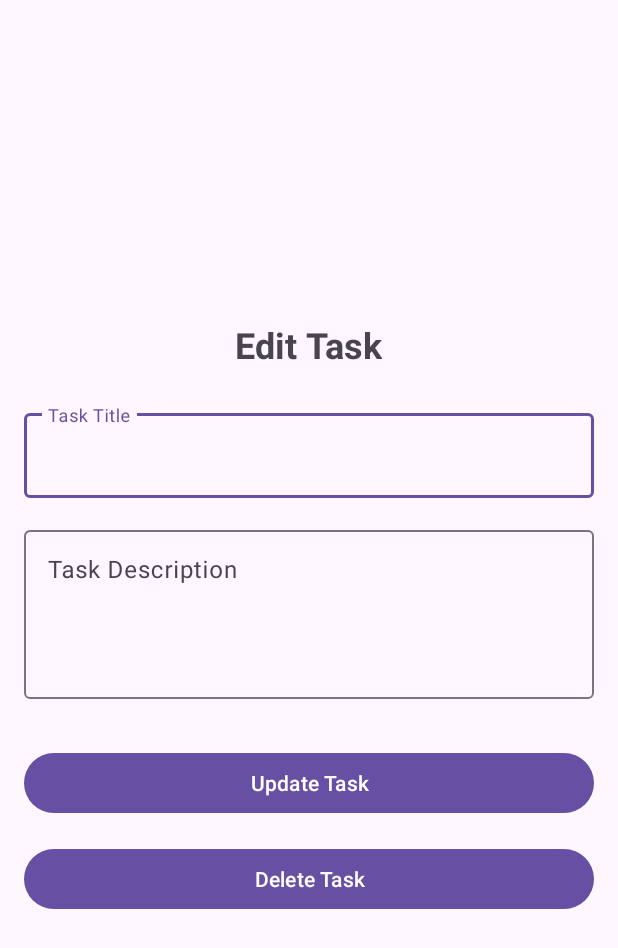
After one commit to Oieu/MobDev_FinalProject, an Android app: the EditTask screen opened directly, with no data from a screen before it, on a phone screen of 412 x 824 dp. The commit adds this screen. Shown: the top 948 px of the screen. Run offline under Robolectric (Android 15) with nearby library versions, the phone set to English and light mode, and no system bars; our stand-ins replace Firebase (no records; nobody signed in at launch, a user with empty details on screens opened directly).

Commit message:
[FEAT] added a page for updating tasks

```diff
--- a/app/src/main/AndroidManifest.xml
+++ b/app/src/main/AndroidManifest.xml
@@ -17,6 +17,9 @@
         android:supportsRtl="true"
         android:theme="@style/Theme.Final_Project"
         tools:targetApi="31">
+        <activity
+            android:name=".EditTask"
+            android:exported="false" />
         <activity
             android:name=".EditProfileActivity"
             android:exported="false" />
@@ -49,7 +52,7 @@
             android:exported="false" />
         <activity
             android:name=".ChangePasswordActivity"
-            android:exported="false"></activity>
+            android:exported="false" />
     </application>
 
 </manifest>
--- /dev/null
+++ b/app/src/main/java/com/example/final_project/EditTask.java
@@ -0,0 +1,115 @@
+package com.example.final_project;
+
+import android.annotation.SuppressLint;
+import android.os.Bundle;
+import android.widget.Button;
+import android.widget.Toast;
+import androidx.appcompat.app.AppCompatActivity;
+import com.google.android.material.textfield.TextInputEditText;
+import com.google.firebase.auth.FirebaseAuth;
+import com.google.firebase.database.DatabaseError;
+import com.google.firebase.database.DatabaseReference;
+import com.google.firebase.database.FirebaseDatabase;
+import com.google.firebase.database.DataSnapshot;
+import com.google.firebase.database.ValueEventListener;
+
+public class EditTask extends AppCompatActivity {
+
+    private TextInputEditText etTaskTitle, etTaskDescription;
+    private Button btnUpdateTask, btnDeleteTask;
+    private DatabaseReference dbRef;
+    private FirebaseAuth mAuth;
+    private String taskId;
+
+    @SuppressLint("MissingInflatedId")
+    @Override
+    protected void onCreate(Bundle savedInstanceState) {
+        super.onCreate(savedInstanceState);
+        setContentView(R.layout.activity_edit_task);
+
+        etTaskTitle = findViewById(R.id.ettasktitle);
+        etTaskDescription = findViewById(R.id.ettaskdescription);
+        btnUpdateTask = findViewById(R.id.btnupdatetask);
+        btnDeleteTask = findViewById(R.id.btndeletetask);
+
+        mAuth = FirebaseAuth.getInstance();
+        dbRef = FirebaseDatabase.getInstance("https://finalproject-848e0-default-rtdb.asia-southeast1.firebasedatabase.app/")
+                .getReference("tasks");
+
+        // Get the task ID and other data from the intent
+        taskId = getIntent().getStringExtra("TASK_ID");
+        String taskTitle = getIntent().getStringExtra("TASK_TITLE");
+        String taskDescription = getIntent().getStringExtra("TASK_DESCRIPTION");
+
+        // Set the task data to the input fields
+        etTaskTitle.setText(taskTitle);
+        etTaskDescription.setText(taskDescription);
+
+        btnUpdateTask.setOnClickListener(v -> updateTask());
+        btnDeleteTask.setOnClickListener(v -> deleteTask());
+    }
+
+    private void updateTask() {
+        // Fetch the existing task to get its current status
+        dbRef.child(taskId).addListenerForSingleValueEvent(new ValueEventListener() {
+            @Override
+            public void onDataChange(DataSnapshot dataSnapshot) {
+                if (dataSnapshot.exists()) {
+                    Task existingTask = dataSnapshot.getValue(Task.class);
+                    if (existingTask != null) {
+                        String taskTitle = etTaskTitle.getText().toString().trim();
+                        String taskDescription = etTaskDescription.getText().toString().trim();
+
+                        if (taskTitle.isEmpty() || taskDescription.isEmpty()) {
+                            Toast.makeText(EditTask.this, "Please fill in all fields", Toast.LENGTH_SHORT).show();
+                            return;
+                        }
+
+                        // Create a new Task object with the existing status
+                        Task task = new Task(taskId, taskTitle, taskDescription, existingTask.getTaskCreated(), existingTask.getUserId(), existingTask.getTaskStatus());
+                        dbRef.child(taskId).setValue(task)
+                                .addOnSuccessListener(aVoid -> {
+                                    Toast.makeText(EditTask.this, "Task updated", Toast.LENGTH_SHORT).show();
+                                    finish();
+                                })
+                                .addOnFailureListener(e -> Toast.makeText(EditTask.this, "Error updating task", Toast.LENGTH_SHORT).show());
+                    }
+                }
+            }
+
+            @Override
+            public void onCancelled(DatabaseError databaseError) {
+                Toast.makeText(EditTask.this, "Error fetching task", Toast.LENGTH_SHORT).show();
+            }
+        });
+    }
+
+    private void deleteTask() {
+        // Fetch the existing task to get its current status
+        dbRef.child(taskId).addListenerForSingleValueEvent(new ValueEventListener() {
+            @Override
+            public void onDataChange(DataSnapshot dataSnapshot) {
+                if (dataSnapshot.exists()) {
+                    Task existingTask = dataSnapshot.getValue(Task.class);
+                    if (existingTask != null) {
+                        // Create a new Task object with the existing status and set it as deleted
+                        Task task = new Task(taskId, existingTask.getTaskTitle(), existingTask.getTaskDescription(), existingTask.getTaskCreated(), existingTask.getUserId(), existingTask.getTaskStatus());
+                        task.setDeleted(true); // Set the task as deleted
+
+                        dbRef.child(taskId).setValue(task) // Update the task in the database
+                                .addOnSuccessListener(aVoid -> {
+                                    Toast.makeText(EditTask.this, "Task deleted successfully", Toast.LENGTH_SHORT).show();
+                                    finish();
+                                })
+                                .addOnFailureListener(e -> Toast.makeText(EditTask.this, "Error in deleting task", Toast.LENGTH_SHORT).show());
+                    }
+                }
+            }
+
+            @Override
+            public void onCancelled(DatabaseError databaseError) {
+                Toast.makeText(EditTask.this, "Error fetching task", Toast.LENGTH_SHORT).show();
+            }
+        });
+    }
+}
--- /dev/null
+++ b/app/src/main/res/layout/activity_edit_task.xml
@@ -0,0 +1,67 @@
+<LinearLayout xmlns:android="http://schemas.android.com/apk/res/android"
+    xmlns:app="http://schemas.android.com/apk/res-auto"
+    android:layout_width="match_parent"
+    android:layout_height="match_parent"
+    android:orientation="vertical"
+    android:gravity="center"
+    android:padding="16dp">
+
+    <TextView
+        android:id="@+id/edittasktitle"
+        android:layout_width="wrap_content"
+        android:layout_height="wrap_content"
+        android:text="Edit Task"
+        android:textSize="24sp"
+        android:textStyle="bold"
+        android:layout_gravity="center_horizontal"
+        android:layout_marginBottom="24dp" />
+
+    <com.google.android.material.textfield.TextInputLayout
+        android:id="@+id/tiltasktitle"
+        android:layout_width="match_parent"
+        android:layout_height="wrap_content"
+        android:hint="Task Title">
+
+        <com.google.android.material.textfield.TextInputEditText
+            android:id="@+id/ettasktitle"
+            android:layout_width="match_parent"
+            android:layout_height="wrap_content"
+            android:inputType="text"
+            android:textSize="16sp"
+            android:minHeight="48dp"
+            android:drawablePadding="16dp"/>
+    </com.google.android.material.textfield.TextInputLayout>
+
+    <com.google.android.material.textfield.TextInputLayout
+        android:id="@+id/tiltaskdescription"
+        android:layout_width="match_parent"
+        android:layout_height="wrap_content"
+        android:hint="Task Description"
+        android:layout_marginTop="16dp">
+
+        <com.google.android.material.textfield.TextInputEditText
+            android:id="@+id/ettaskdescription"
+            android:layout_width="match_parent"
+            android:layout_height="wrap_content"
+            android:lines="4"
+            android:gravity="top"
+            android:inputType="textMultiLine"
+            android:textSize="16sp"
+            android:minHeight="48dp"
+            android:drawablePadding="16dp"/>
+    </com.google.android.material.textfield.TextInputLayout>
+
+    <com.google.android.material.button.MaterialButton
+        android:id="@+id/btnupdatetask"
+        android:layout_width="match_parent"
+        android:layout_height="wrap_content"
+        android:text="Update Task"
+        android:layout_marginTop="32dp"/>
+
+    <com.google.android.material.button.MaterialButton
+        android:id="@+id/btndeletetask"
+        android:layout_width="match_parent"
+        android:layout_height="wrap_content"
+        android:text="Delete Task"
+        android:layout_marginTop="16dp"/>
+</LinearLayout>
```
Also changed, not shown: app/src/main/java/com/example/final_project/TaskAdapter.java (+12 -13 lines), app/src/main/res/drawable/edit_24px.xml (added, +10 -0 lines), app/src/main/res/layout/item_task.xml (+7 -7 lines).
